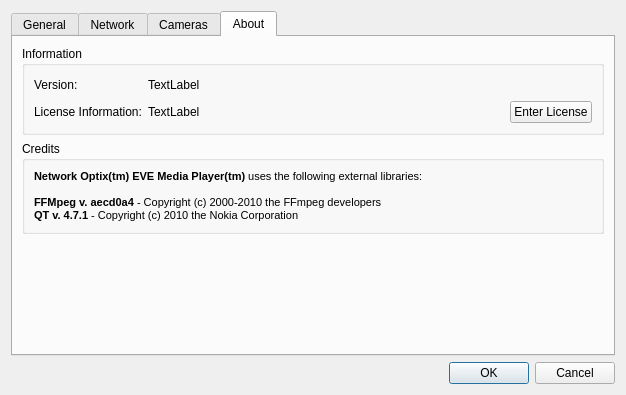
Above: src/preferences.ui from networkoptix/nx_open before the change. Below: the same form after it.
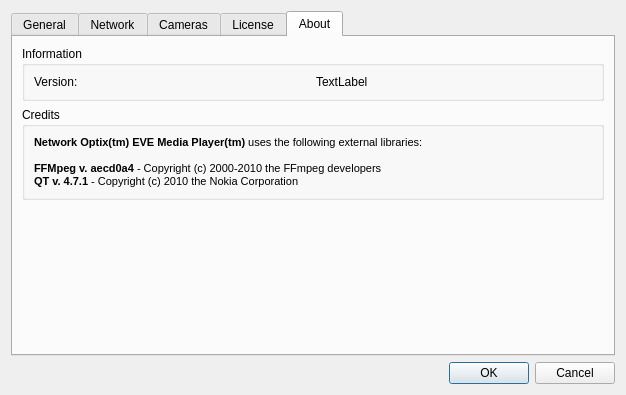
That is the form after the change. The open tabs and pages were chosen to show the change.

Commit message:
Move License to separate tab.
<==== Mercurial data ====>
Branch: master

Diff of the .ui file:
```diff
--- a/src/preferences.ui
+++ b/src/preferences.ui
@@ -271,6 +271,55 @@
        </item>
       </layout>
      </widget>
+     <widget class="QWidget" name="tab_5">
+      <attribute name="title">
+       <string>License</string>
+      </attribute>
+      <layout class="QVBoxLayout" name="verticalLayout_10">
+       <item>
+        <widget class="QGroupBox" name="groupBox_8">
+         <property name="title">
+          <string>License Infromation</string>
+         </property>
+         <layout class="QHBoxLayout" name="horizontalLayout_4">
+          <item>
+           <widget class="QLabel" name="licenseInfoLabel">
+            <property name="text">
+             <string>TextLabel</string>
+            </property>
+           </widget>
+          </item>
+          <item>
+           <widget class="QPushButton" name="licenseButton">
+            <property name="sizePolicy">
+             <sizepolicy hsizetype="Fixed" vsizetype="Fixed">
+              <horstretch>0</horstretch>
+              <verstretch>0</verstretch>
+             </sizepolicy>
+            </property>
+            <property name="text">
+             <string>Enter License</string>
+            </property>
+           </widget>
+          </item>
+         </layout>
+        </widget>
+       </item>
+       <item>
+        <spacer name="verticalSpacer_2">
+         <property name="orientation">
+          <enum>Qt::Vertical</enum>
+         </property>
+         <property name="sizeHint" stdset="0">
+          <size>
+           <width>20</width>
+           <height>40</height>
+          </size>
+         </property>
+        </spacer>
+       </item>
+      </layout>
+     </widget>
      <widget class="QWidget" name="tab_4">
       <attribute name="title">
        <string>About</string>
@@ -301,55 +350,6 @@
             </property>
            </widget>
           </item>
-          <item row="2" column="0">
-           <widget class="QLabel" name="label_3">
-            <property name="sizePolicy">
-             <sizepolicy hsizetype="Fixed" vsizetype="Fixed">
-              <horstretch>0</horstretch>
-              <verstretch>0</verstretch>
-             </sizepolicy>
-            </property>
-            <property name="text">
-             <string>License Information:</string>
-            </property>
-           </widget>
-          </item>
-          <item row="2" column="6">
-           <widget class="QPushButton" name="licenseButton">
-            <property name="sizePolicy">
-             <sizepolicy hsizetype="Fixed" vsizetype="Fixed">
-              <horstretch>0</horstretch>
-              <verstretch>0</verstretch>
-             </sizepolicy>
-            </property>
-            <property name="text">
-             <string>Enter License</string>
-            </property>
-           </widget>
-          </item>
-          <item row="1" column="6">
-           <spacer name="horizontalSpacer">
-            <property name="orientation">
-             <enum>Qt::Horizontal</enum>
-            </property>
-            <property name="sizeType">
-             <enum>QSizePolicy::Fixed</enum>
-            </property>
-            <property name="sizeHint" stdset="0">
-             <size>
-              <width>40</width>
-              <height>20</height>
-             </size>
-            </property>
-           </spacer>
-          </item>
-          <item row="2" column="1">
-           <widget class="QLabel" name="licenseInfoLabel">
-            <property name="text">
-             <string>TextLabel</string>
-            </property>
-           </widget>
-          </item>
           <item row="1" column="1">
            <widget class="QLabel" name="versionLabel">
             <property name="sizePolicy">
```
Left out of the diff: 18 changed lines with no effect on the pictures.
